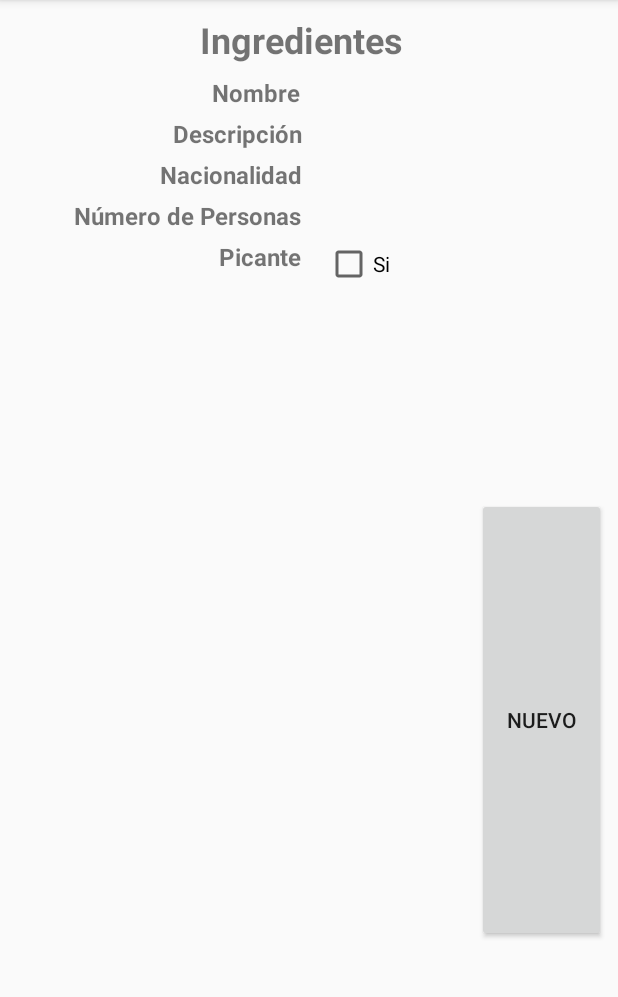
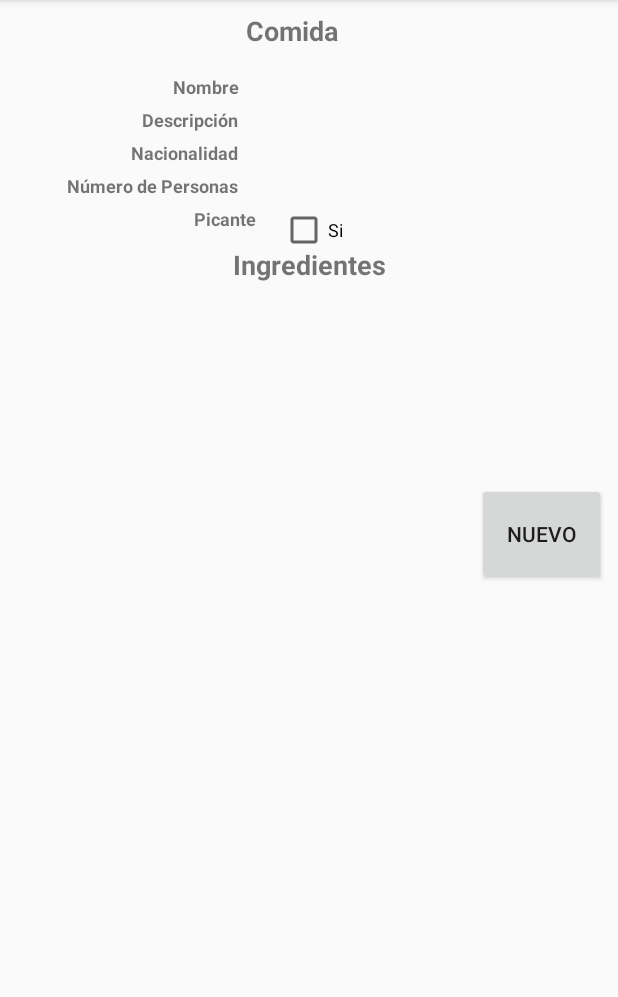
Before and after one commit to darwinguz/AppMov2018A-ExamenBimestral, an Android app: the IngredientesActivity screen opened directly, with no data from a screen before it, on a phone screen of 412 x 824 dp, the part 84-1081 px from its top. Run offline under Robolectric (Android 15) with nearby library versions, the phone set to English and light mode, and no system bars.

Commit message:
Recycler view de ingredientes listo

```diff
--- a/app/src/main/java/cynitech/wrad/examenbimestral/IngredientesActivity.kt
+++ b/app/src/main/java/cynitech/wrad/examenbimestral/IngredientesActivity.kt
@@ -5,6 +5,7 @@ import android.support.v7.app.AppCompatActivity
 import android.support.v7.widget.LinearLayoutManager
 import android.support.v7.widget.RecyclerView
 import android.util.Log
+import android.view.View
 import cynitech.wrad.examenbimestral.adapters.AdaIngrediente
 import cynitech.wrad.examenbimestral.modelos.ModComida
 import cynitech.wrad.examenbimestral.persistencia.servicios.SerIngrediente
@@ -49,5 +50,9 @@ class IngredientesActivity : AppCompatActivity() {
 
         }
 
+        btn_nuevo_ingrediente.setOnClickListener(View.OnClickListener {
+
+        })
+
     }
 }
--- a/app/src/main/res/layout/activity_ingredientes.xml
+++ b/app/src/main/res/layout/activity_ingredientes.xml
@@ -10,18 +10,21 @@
         android:id="@+id/lbl_nombre_ingrediente"
         android:layout_width="wrap_content"
         android:layout_height="wrap_content"
+        android:layout_marginBottom="8dp"
         android:layout_marginEnd="8dp"
         android:layout_marginLeft="8dp"
         android:layout_marginRight="8dp"
         android:layout_marginStart="8dp"
         android:layout_marginTop="8dp"
         android:text="@string/str_nombre"
-        android:textSize="16sp"
+        android:textSize="12sp"
         android:textStyle="bold"
-        app:layout_constraintEnd_toEndOf="@+id/lbl_ingredientes_ingrediente"
-        app:layout_constraintHorizontal_bias="0.0"
-        app:layout_constraintStart_toStartOf="@+id/lbl_ingredientes_ingrediente"
-        app:layout_constraintTop_toBottomOf="@+id/lbl_ingredientes_ingrediente" />
+        app:layout_constraintBottom_toBottomOf="parent"
+        app:layout_constraintEnd_toEndOf="parent"
+        app:layout_constraintHorizontal_bias="0.305"
+        app:layout_constraintStart_toStartOf="parent"
+        app:layout_constraintTop_toTopOf="parent"
+        app:layout_constraintVertical_bias="0.056" />
 
     <TextView
         android:id="@+id/lbl_descripcion_ingrediente"
@@ -31,7 +34,7 @@
         android:layout_marginRight="8dp"
         android:layout_marginTop="5dp"
         android:text="@string/str_descripcion"
-        android:textSize="16sp"
+        android:textSize="12sp"
         android:textStyle="bold"
         app:layout_constraintEnd_toEndOf="@+id/lbl_nombre_ingrediente"
         app:layout_constraintHorizontal_bias="0.741"
@@ -44,7 +47,7 @@
         android:layout_height="wrap_content"
         android:layout_marginTop="5dp"
         android:text="@string/str_nacionalidad"
-        android:textSize="16sp"
+        android:textSize="12sp"
         android:textStyle="bold"
         app:layout_constraintEnd_toEndOf="@+id/lbl_descripcion_ingrediente"
         app:layout_constraintHorizontal_bias="1.0"
@@ -57,7 +60,7 @@
         android:layout_height="wrap_content"
         android:layout_marginTop="5dp"
         android:text="@string/str_numero_personas"
-        android:textSize="16sp"
+        android:textSize="12sp"
         android:textStyle="bold"
         app:layout_constraintEnd_toEndOf="@+id/lbl_nacionalidad_ingrediente"
         app:layout_constraintTop_toBottomOf="@+id/lbl_nacionalidad_ingrediente" />
@@ -72,7 +75,7 @@
         android:layout_marginStart="104dp"
         android:layout_marginTop="5dp"
         android:text="@string/str_picante"
-        android:textSize="16sp"
+        android:textSize="12sp"
         android:textStyle="bold"
         app:layout_constraintEnd_toEndOf="@+id/lbl_numero_personas_ingrediente"
         app:layout_constraintStart_toStartOf="@+id/lbl_numero_personas_ingrediente"
@@ -86,7 +89,7 @@
         android:layout_marginStart="20dp"
         android:ems="10"
         android:inputType="textPersonName"
-        android:textSize="14sp"
+        android:textSize="12sp"
         app:layout_constraintBottom_toBottomOf="@+id/lbl_nombre_ingrediente"
         app:layout_constraintStart_toEndOf="@+id/lbl_nombre_ingrediente"
         app:layout_constraintTop_toTopOf="@+id/lbl_nombre_ingrediente" />
@@ -99,6 +102,7 @@
         android:layout_marginLeft="16dp"
         android:layout_marginStart="16dp"
         android:text="Si"
+        android:textSize="12sp"
         app:layout_constraintBottom_toBottomOf="@+id/lbl_picante_ingrediente"
         app:layout_constraintStart_toEndOf="@+id/lbl_picante_ingrediente"
         app:layout_constraintTop_toTopOf="@+id/lbl_picante_ingrediente"
@@ -114,7 +118,7 @@
         android:layout_marginTop="8dp"
         android:ems="10"
         android:inputType="textPersonName"
-        android:textSize="14sp"
+        android:textSize="12sp"
         app:layout_constraintBottom_toBottomOf="@+id/lbl_nacionalidad_ingrediente"
         app:layout_constraintStart_toEndOf="@+id/lbl_nacionalidad_ingrediente"
         app:layout_constraintTop_toTopOf="@+id/lbl_nacionalidad_ingrediente"
@@ -129,7 +133,7 @@
         android:layout_marginTop="8dp"
         android:ems="10"
         android:inputType="textPersonName"
-        android:textSize="14sp"
+        android:textSize="12sp"
         app:layout_constraintBottom_toBottomOf="@+id/lbl_numero_personas_ingrediente"
         app:layout_constraintStart_toEndOf="@+id/lbl_numero_personas_ingrediente"
         app:layout_constraintTop_toTopOf="@+id/lbl_numero_personas_ingrediente"
@@ -144,7 +148,7 @@
         android:layout_marginTop="8dp"
         android:ems="10"
         android:inputType="textPersonName"
-        android:textSize="14sp"
+        android:textSize="12sp"
         app:layout_constraintBottom_toBottomOf="@+id/lbl_descripcion_ingrediente"
         app:layout_constraintStart_toEndOf="@+id/lbl_descripcion_ingrediente"
         app:layout_constraintTop_toTopOf="@+id/lbl_descripcion_ingrediente"
@@ -154,36 +158,35 @@
         android:id="@+id/lbl_ingredientes_ingrediente"
         android:layout_width="wrap_content"
         android:layout_height="wrap_content"
-        android:layout_marginBottom="8dp"
-        android:layout_marginEnd="76dp"
+        android:layout_marginEnd="8dp"
         android:layout_marginLeft="8dp"
-        android:layout_marginRight="76dp"
+        android:layout_marginRight="8dp"
         android:layout_marginStart="8dp"
-        android:layout_marginTop="10dp"
-        android:text="Ingredientes"
-        android:textSize="24sp"
+        android:layout_marginTop="8dp"
+        android:text="@string/str_comida"
+        android:textSize="18sp"
         android:textStyle="bold"
-        app:layout_constraintBottom_toBottomOf="parent"
+        app:layout_constraintBottom_toTopOf="@+id/lbl_nombre_ingrediente"
         app:layout_constraintEnd_toEndOf="parent"
-        app:layout_constraintHorizontal_bias="0.652"
+        app:layout_constraintHorizontal_bias="0.467"
         app:layout_constraintStart_toStartOf="parent"
         app:layout_constraintTop_toTopOf="parent"
         app:layout_constraintVertical_bias="0.0" />
 
     <LinearLayout
         android:layout_width="0dp"
-        android:layout_height="296dp"
+        android:layout_height="305dp"
         android:layout_marginBottom="8dp"
         android:layout_marginEnd="8dp"
         android:layout_marginLeft="8dp"
         android:layout_marginRight="8dp"
         android:layout_marginStart="8dp"
-        android:layout_marginTop="8dp"
         android:orientation="horizontal"
         app:layout_constraintBottom_toBottomOf="parent"
         app:layout_constraintEnd_toEndOf="parent"
+        app:layout_constraintHorizontal_bias="0.0"
         app:layout_constraintStart_toStartOf="parent"
-        app:layout_constraintTop_toBottomOf="@+id/chk_picante_ingrediente">
+        app:layout_constraintTop_toBottomOf="@+id/textView">
 
         <android.support.v7.widget.RecyclerView
             android:id="@+id/recycler_view_ingrediente"
@@ -205,11 +208,31 @@
         <Button
             android:id="@+id/btn_nuevo_ingrediente"
             android:layout_width="wrap_content"
-            android:layout_height="match_parent"
+            android:layout_height="68dp"
             android:layout_weight="1"
             android:text="@string/str_nuevo" />
 
     </LinearLayout>
 
+    <TextView
+        android:id="@+id/textView"
+        android:layout_width="wrap_content"
+        android:layout_height="wrap_content"
+        android:layout_marginBottom="8dp"
+        android:layout_marginEnd="8dp"
+        android:layout_marginLeft="8dp"
+        android:layout_marginRight="8dp"
+        android:layout_marginStart="8dp"
+        android:layout_marginTop="164dp"
+        android:text="@string/str_ingredientes"
+        android:textSize="18sp"
+        android:textStyle="bold"
+        app:layout_constraintBottom_toBottomOf="parent"
+        app:layout_constraintEnd_toEndOf="parent"
+        app:layout_constraintHorizontal_bias="0.501"
+        app:layout_constraintStart_toStartOf="parent"
+        app:layout_constraintTop_toTopOf="parent"
+        app:layout_constraintVertical_bias="0.0" />
+
 
 </android.support.constraint.ConstraintLayout>
--- a/app/src/main/res/values/strings.xml
+++ b/app/src/main/res/values/strings.xml
@@ -15,4 +15,9 @@
     <string name="str_compartir_correo">Compartir por correo</string>
     <string name="str_editar">Editar</string>
     <string name="str_eliminar">Eliminar</string>
+    <string name="str_comida">Comida</string>
+    <string name="str_cantidad">Cantidad</string>
+    <string name="str_opcional">Opcional</string>
+    <string name="str_tipo">Tipo</string>
+    <string name="str_necesita_refrigeracion">Necesita Refrigeración</string>
 </resources>
```
Also changed, not shown: app/src/main/java/cynitech/wrad/examenbimestral/adapters/AdaIngrediente.kt (+9 -31 lines), app/src/main/res/layout/lista_fila_ingrediente.xml (+30 -20 lines), 1 other file.
